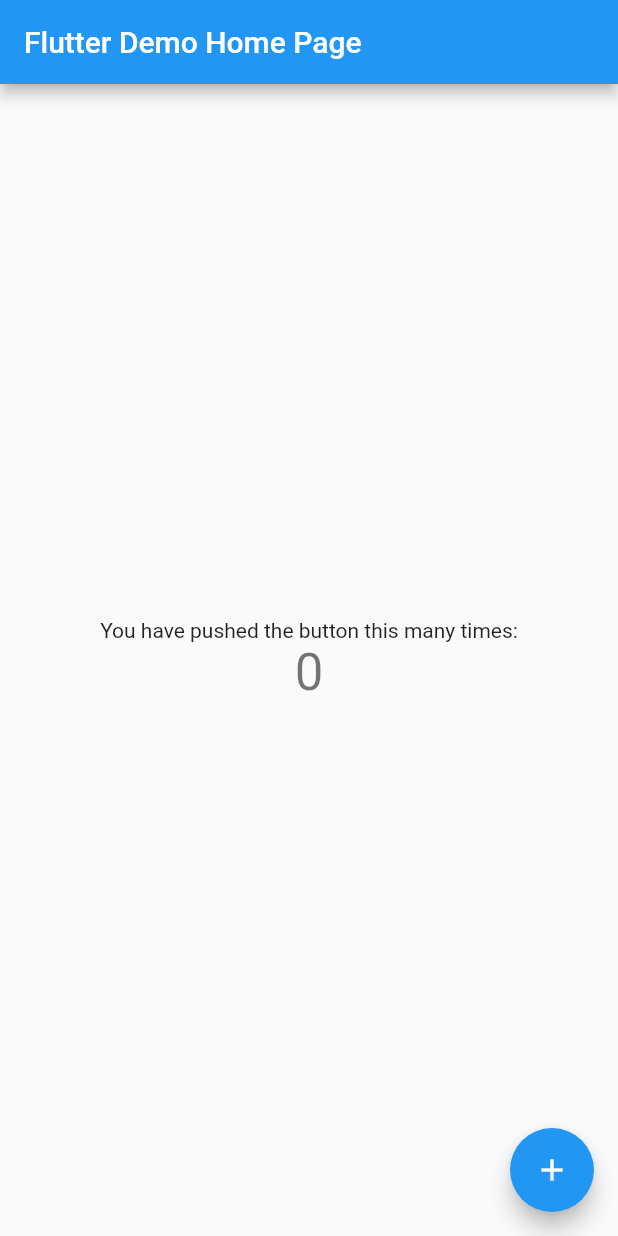
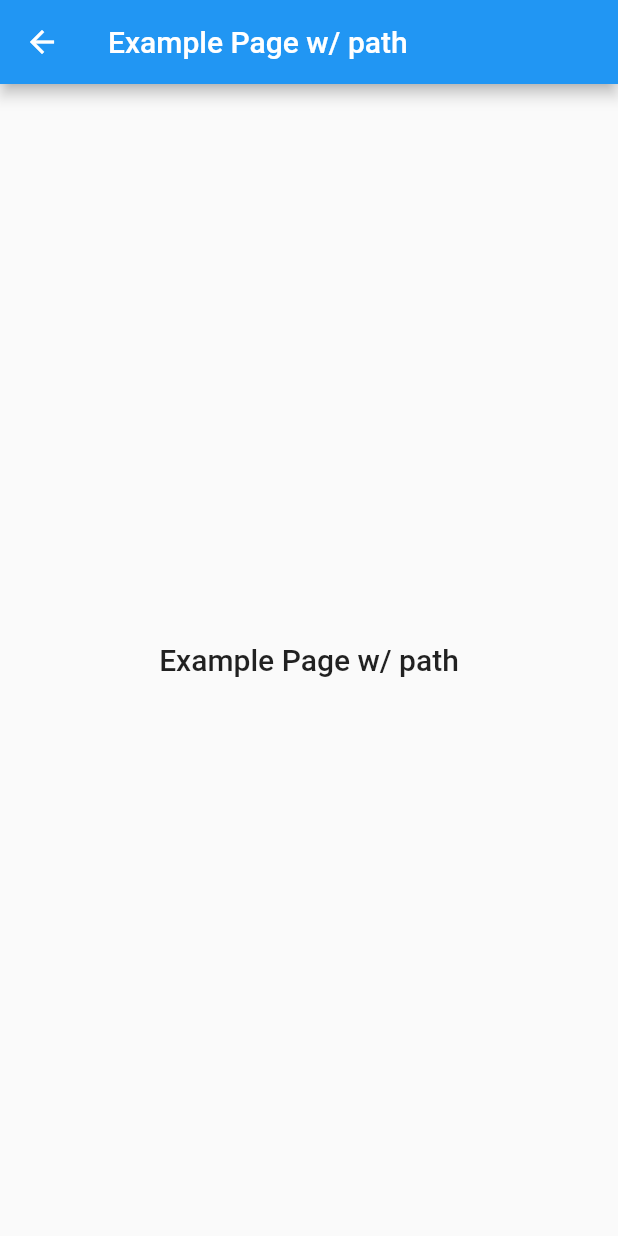
Before and after one commit to ArtMasson/flutter_web_url_strategy, a Flutter app: the screen it shows after launch, on a phone screen of 412 x 824 dp. Run offline on Flutter 3.47's test engine with Material 2 defaults, Android fonts, the phone set to English and light mode, and no system bars.

Commit message:
Refactor and created examples

```diff
--- /dev/null
+++ b/lib/app.dart
@@ -0,0 +1,27 @@
+import 'package:flutter/material.dart';
+import 'package:flutter_web_url_strategy/pages/example_page.dart';
+
+import 'pages/home_page.dart';
+
+class MyApp extends StatelessWidget {
+  const MyApp({Key? key}) : super(key: key);
+
+  @override
+  Widget build(BuildContext context) {
+    return MaterialApp(
+      initialRoute: '/example/path',
+      title: 'Flutter Url Strategy',
+      theme: ThemeData(
+        primarySwatch: Colors.blue,
+      ),
+      home: const HomePage(
+        title: 'Home',
+      ),
+      routes: {
+        '/example/path': (context) => const ExamplePage(
+              title: 'Example Page w/ path',
+            ),
+      },
+    );
+  }
+}
--- a/lib/main.dart
+++ b/lib/main.dart
@@ -1,66 +1,6 @@
 import 'package:flutter/material.dart';
+import 'package:flutter_web_url_strategy/app.dart';
 
 void main() {
   runApp(const MyApp());
 }
-
-class MyApp extends StatelessWidget {
-  const MyApp({Key? key}) : super(key: key);
-
-  @override
-  Widget build(BuildContext context) {
-    return MaterialApp(
-      title: 'Flutter Demo',
-      theme: ThemeData(
-        primarySwatch: Colors.blue,
-      ),
-      home: const MyHomePage(title: 'Flutter Demo Home Page'),
-    );
-  }
-}
-
-class MyHomePage extends StatefulWidget {
-  const MyHomePage({Key? key, required this.title}) : super(key: key);
-  final String title;
-
-  @override
-  State<MyHomePage> createState() => _MyHomePageState();
-}
-
-class _MyHomePageState extends State<MyHomePage> {
-  int _counter = 0;
-
-  void _incrementCounter() {
-    setState(() {
-      _counter++;
-    });
-  }
-
-  @override
-  Widget build(BuildContext context) {
-    return Scaffold(
-      appBar: AppBar(
-        title: Text(widget.title),
-      ),
-      body: Center(
-        child: Column(
-          mainAxisAlignment: MainAxisAlignment.center,
-          children: <Widget>[
-            const Text(
-              'You have pushed the button this many times:',
-            ),
-            Text(
-              '$_counter',
-              style: Theme.of(context).textTheme.headline4,
-            ),
-          ],
-        ),
-      ),
-      floatingActionButton: FloatingActionButton(
-        onPressed: _incrementCounter,
-        tooltip: 'Increment',
-        child: const Icon(Icons.add),
-      ),
-    );
-  }
-}
--- /dev/null
+++ b/lib/pages/example_page.dart
@@ -0,0 +1,29 @@
+import 'package:flutter/material.dart';
+
+class ExamplePage extends StatefulWidget {
+  const ExamplePage({
+    Key? key,
+    required this.title,
+  }) : super(key: key);
+  final String title;
+
+  @override
+  State<ExamplePage> createState() => _ExamplePageState();
+}
+
+class _ExamplePageState extends State<ExamplePage> {
+  @override
+  Widget build(BuildContext context) {
+    return Scaffold(
+      appBar: AppBar(
+        title: Text(widget.title),
+      ),
+      body: Center(
+        child: Text(
+          widget.title,
+          style: Theme.of(context).textTheme.titleLarge,
+        ),
+      ),
+    );
+  }
+}
```
Also changed, not shown: lib/pages/home_page.dart (added, +36 -0 lines), 1 other file.
